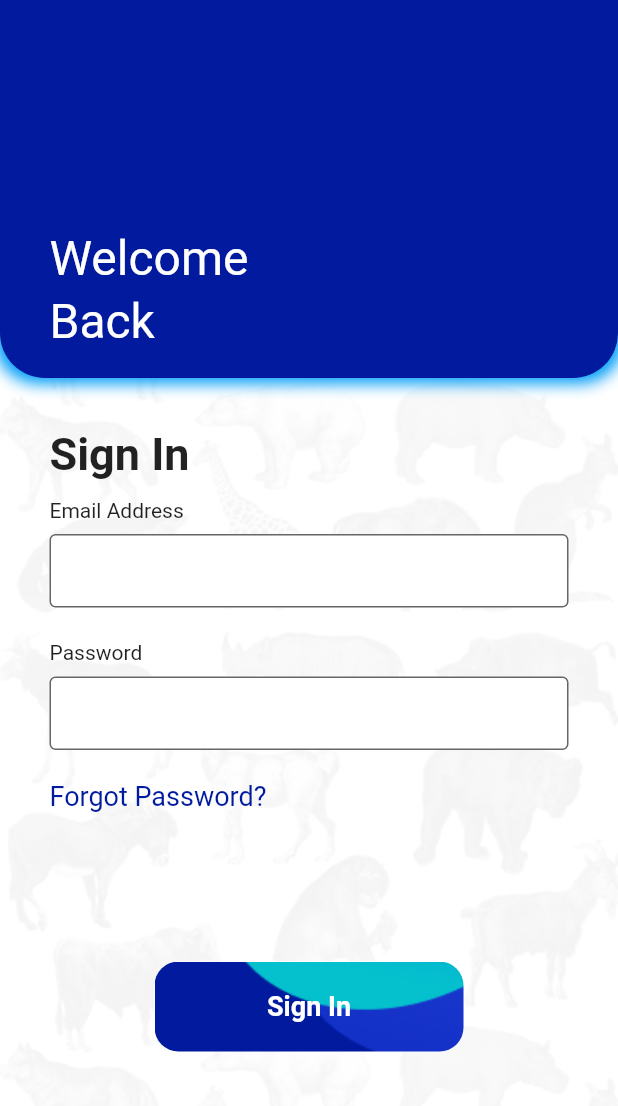
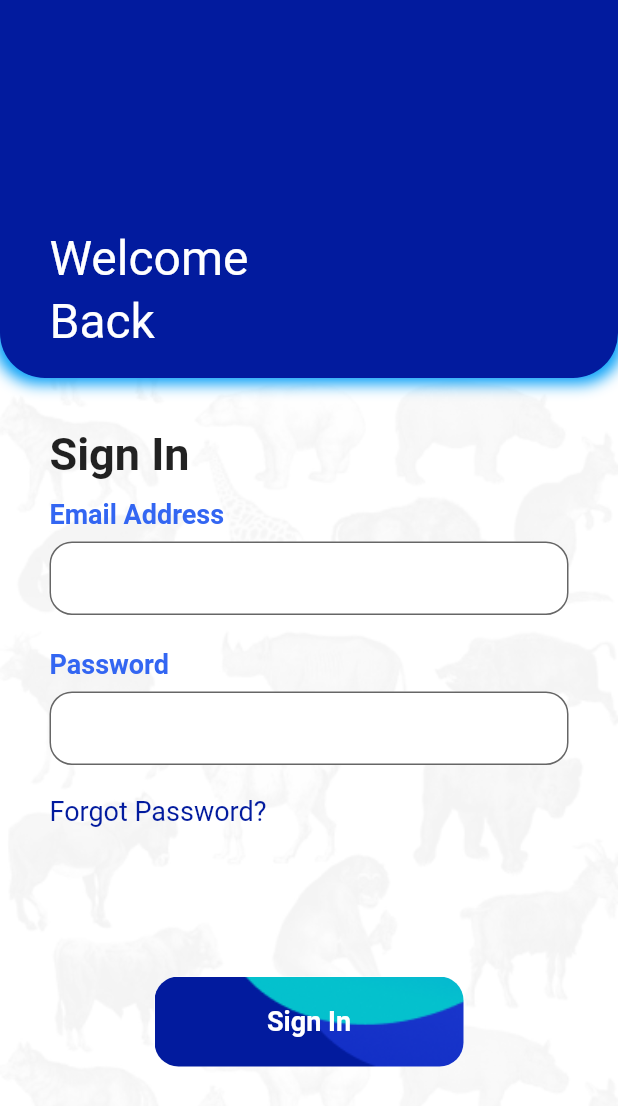
Before and after one commit to the-jossie/faunapp, a Flutter app: the screen it shows after launch, swiped to page 2, on a phone screen of 412 x 824 dp. Shown: the top 1106 px of the screen. Run offline on Flutter 3.47's test engine with Material 2 defaults, Android fonts, the phone set to English and light mode, and no system bars; our stand-ins replace flutter_svg, get_it, google_fonts, jwt_decoder, shared_preferences, stacked; Roboto replaces fonts that are missing (Sofia); statements that could not run were skipped.

Commit message:
fix: app input style

```diff
--- a/lib/widgets/input.dart
+++ b/lib/widgets/input.dart
@@ -17,7 +17,7 @@ class FATextFormField extends StatefulWidget {
   final String? labelText;
   final String? prefixIcon;
   final String? suffixIcon;
-  final String? focusedBorderColor;
+  final String focusedBorderColor;
   final Function? onChange;
   final Function? callBackOnFocus;
   final Function? callBackOffFocus;
@@ -33,8 +33,9 @@ class FATextFormField extends StatefulWidget {
   final TextInputAction? textInputAction;
   final Function? onEditingComplete;
   final Function? onSaved;
+  final Color? titleColor;
+  final double? titleFontSize;
   final FontWeight titleFontWeight;
-  final Color? titleColor;
   final int maxLines;
   final int? minLines;
   final Color fillColor;
@@ -44,6 +45,7 @@ class FATextFormField extends StatefulWidget {
   final Color? prefixIconColor;
   final List<TextInputFormatter>? inputFormatters;
   final bool textCapitalization;
+
   const FATextFormField({
     Key? key,
     this.textEditingController,
@@ -63,11 +65,12 @@ class FATextFormField extends StatefulWidget {
     this.onEditingComplete,
     this.maxLines = 1,
     this.onSaved,
-    this.titleFontWeight = FontWeight.w400,
-    this.titleColor,
+    this.titleColor = const Color.fromARGB(255, 51, 102, 242),
+    this.titleFontSize = 18,
+    this.titleFontWeight = FontWeight.bold,
     this.fillColor = Colors.white,
     this.removeBorder = false,
-    this.radius = 0,
+    this.radius = 15,
     this.enabled = true,
     this.inputFormatters,
     this.minLines,
@@ -77,7 +80,7 @@ class FATextFormField extends StatefulWidget {
     this.textCapitalization = true,
     this.labelColor,
     this.textStyle,
-    this.focusedBorderColor,
+    this.focusedBorderColor = "#94C4E1",
   }) : super(key: key);
 
   @override
@@ -132,6 +135,7 @@ class _FATextFormFieldState extends State<FATextFormField> {
                       style: TextStyle(
                         fontWeight: widget.titleFontWeight,
                         color: widget.titleColor,
+                        fontSize: widget.titleFontSize,
                       ),
                     ),
                     SizedBox(
@@ -195,9 +199,10 @@ class _FATextFormFieldState extends State<FATextFormField> {
                 border: OutlineInputBorder(
                   borderSide: BorderSide(
                     color: AppConfigService.hexToColor(
-                      widget.focusedBorderColor ?? "#B1D9E7",
+                      widget.focusedBorderColor,
                     ),
                   ),
+                  borderRadius: BorderRadius.circular(widget.radius),
                 ),
                 // focusedBorder: widget.removeBorder
                 //     ? OutlineInputBorder(
```
